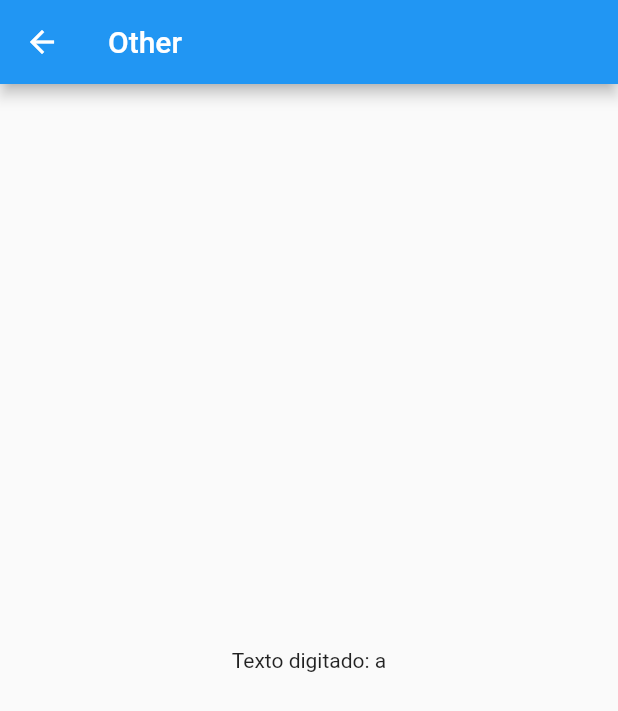
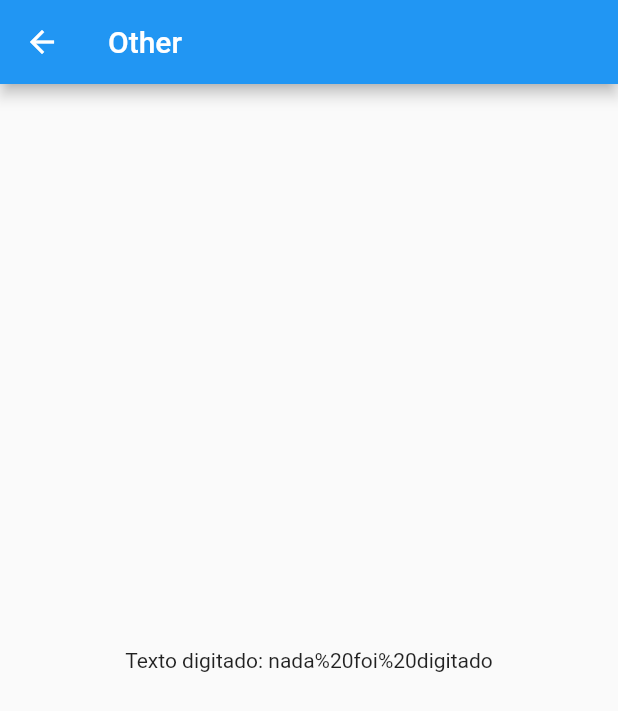
Before and after one commit to realrgt/flutter-modular-sample, a Flutter app: the screen it shows after launch, after a tap on the "add" icon, on a phone screen of 412 x 824 dp. Shown: the top 711 px of the screen. Run offline on Flutter 3.47's test engine with Material 2 defaults, Android fonts, the phone set to English and light mode, and no system bars; our stand-ins replace flutter_modular, mobx; generated files the repository leaves out were written again.

```diff
--- a/lib/app/app_module.dart
+++ b/lib/app/app_module.dart
@@ -16,7 +16,7 @@ class AppModule extends MainModule {
   @override
   List<ModularRouter> get routers => [
         ModularRouter('/', child: (_, args) => HomePage()),
-        ModularRouter('/other', child: (_, args) => OtherPage()),
+        ModularRouter('/other/:text', child: (_, args) => OtherPage(text: args.params['text'])),
       ];
 
   @override
--- a/lib/app/pages/home/home_controller.dart
+++ b/lib/app/pages/home/home_controller.dart
@@ -3,4 +3,6 @@ part 'home_controller.g.dart';
 
 class HomeController = _HomeControllerBase with _$HomeController;
 
-abstract class _HomeControllerBase with Store {}
+abstract class _HomeControllerBase with Store {
+  String text = '';
+}
--- a/lib/app/pages/home/home_page.dart
+++ b/lib/app/pages/home/home_page.dart
@@ -1,4 +1,6 @@
 import 'package:flutter/material.dart';
+import 'package:flutter_modular/flutter_modular.dart';
+import 'package:flutter_modular_sample/app/pages/home/home_controller.dart';
 
 class HomePage extends StatefulWidget {
   @override
@@ -6,6 +8,8 @@ class HomePage extends StatefulWidget {
 }
 
 class _HomePageState extends State<HomePage> {
+  final _homeController = HomeController();
+
   @override
   Widget build(BuildContext context) {
     return Scaffold(
@@ -16,13 +20,16 @@ class _HomePageState extends State<HomePage> {
         child: Padding(
           padding: const EdgeInsets.all(40.0),
           child: TextField(
+            onChanged: (String value) => _homeController.text = value,
             decoration: InputDecoration(labelText: 'Um texto qualquer'),
           ),
         ),
       ),
       floatingActionButton: FloatingActionButton(
         onPressed: () {
-          Navigator.of(context).pushNamed('/other');
+          if (_homeController.text.isEmpty) _homeController.text = 'nada foi digitado';
+          // Navigator.of(context).pushNamed('/other/${_homeController.text}');
+          Modular.to.pushNamed('/other/${_homeController.text}');
         },
         child: Icon(Icons.add),
       ),
--- a/lib/app/pages/other/other_page.dart
+++ b/lib/app/pages/other/other_page.dart
@@ -1,6 +1,10 @@
 import 'package:flutter/material.dart';
 
 class OtherPage extends StatefulWidget {
+  final String text;
+
+  const OtherPage({Key key, this.text}) : super(key: key);
+
   @override
   _OtherPageState createState() => _OtherPageState();
 }
@@ -15,7 +19,7 @@ class _OtherPageState extends State<OtherPage> {
       body: Center(
         child: Padding(
           padding: const EdgeInsets.all(40.0),
-          child: Text('Texto digitado: ${'a'}'),
+          child: Text('Texto digitado: ${widget.text}'),
         ),
       ),
     );
```
